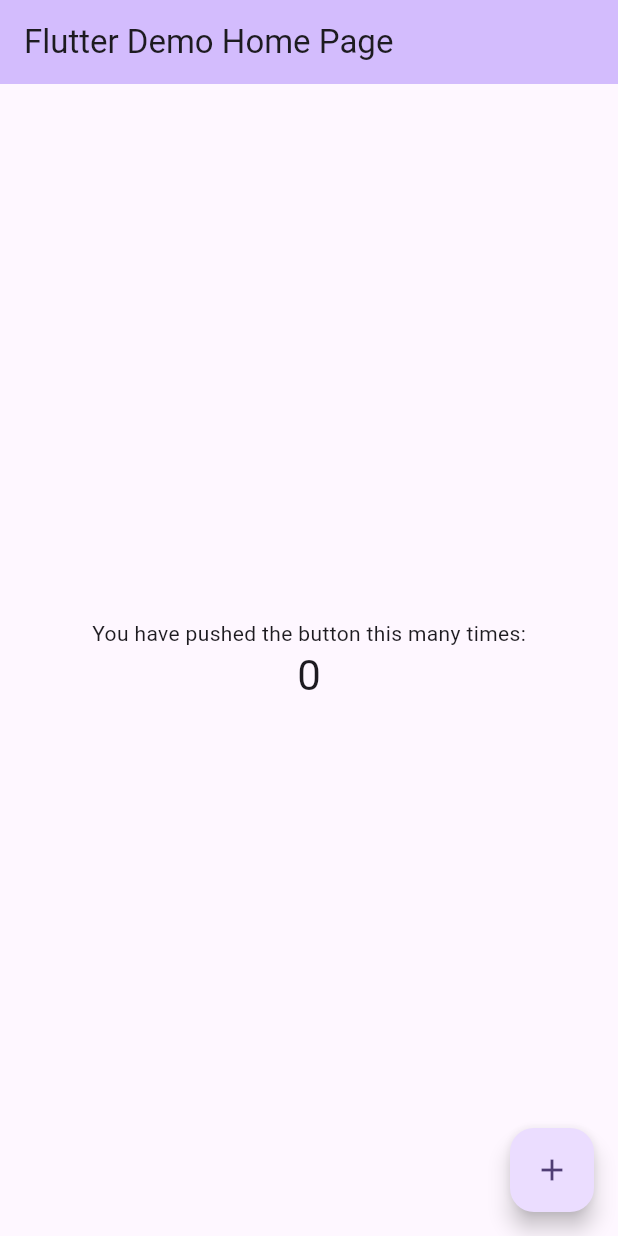
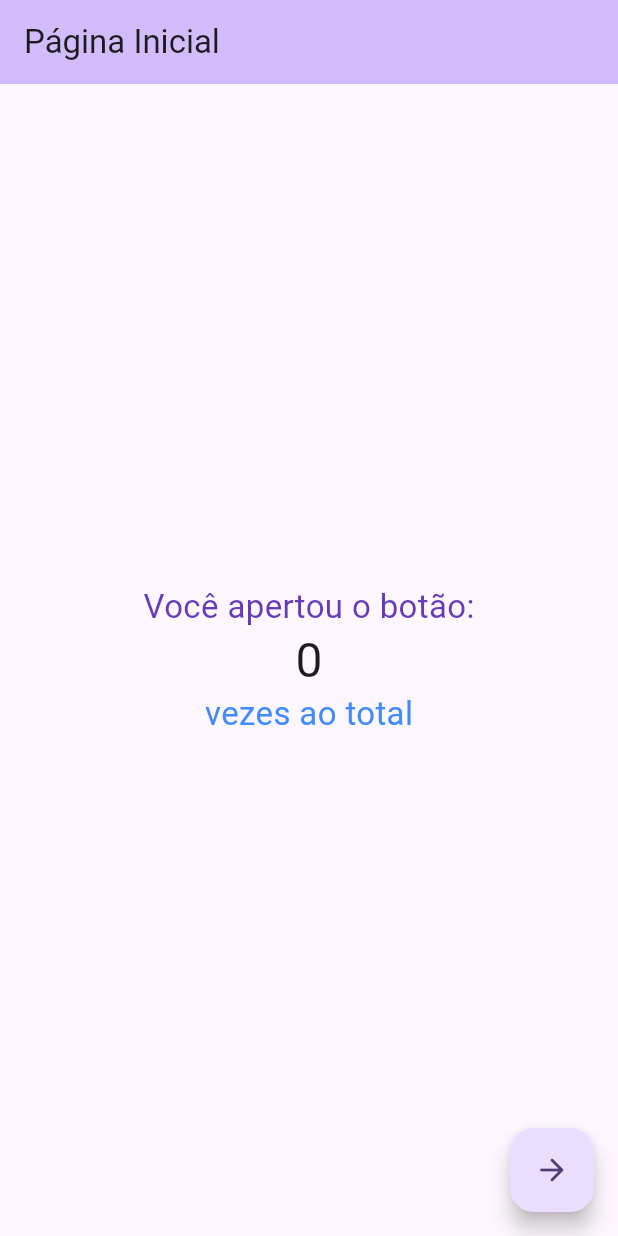
Before and after one commit to wilsondesouza/meuappflutter, a Flutter app: the screen it shows after launch, on a phone screen of 412 x 824 dp. Run offline on Flutter 3.47's test engine with Material 2 defaults, Android fonts, the phone set to English and light mode, and no system bars.

Commit message:
Atualizando simples estilos

```diff
--- a/lib/main.dart
+++ b/lib/main.dart
@@ -11,7 +11,7 @@ class MyApp extends StatelessWidget {
   @override
   Widget build(BuildContext context) {
     return MaterialApp(
-      title: 'Flutter Demo',
+      title: 'Projeto Flutter',
       theme: ThemeData(
         // This is the theme of your application.
         //
@@ -31,7 +31,7 @@ class MyApp extends StatelessWidget {
         colorScheme: ColorScheme.fromSeed(seedColor: Colors.deepPurple),
         useMaterial3: true,
       ),
-      home: const MyHomePage(title: 'Flutter Demo Home Page'),
+      home: const MyHomePage(title: "Página Inicial"),
     );
   }
 }
@@ -106,19 +106,23 @@ class _MyHomePageState extends State<MyHomePage> {
           mainAxisAlignment: MainAxisAlignment.center,
           children: <Widget>[
             const Text(
-              'You have pushed the button this many times:',
+              'Você apertou o botão:',
+              style: TextStyle(color: Colors.deepPurple, fontSize: 22)
             ),
             Text(
               '$_counter',
-              style: Theme.of(context).textTheme.headlineMedium,
+              style: Theme.of(context).textTheme.headlineLarge,
             ),
+            const Text(
+              'vezes ao total',
+              style: TextStyle( color: Colors.blueAccent, fontSize: 22))
           ],
         ),
       ),
       floatingActionButton: FloatingActionButton(
         onPressed: _incrementCounter,
         tooltip: 'Increment',
-        child: const Icon(Icons.add),
+        child: const Icon(Icons.arrow_forward_rounded),
       ), // This trailing comma makes auto-formatting nicer for build methods.
     );
   }
```
Also changed, not shown: 1 other file.
